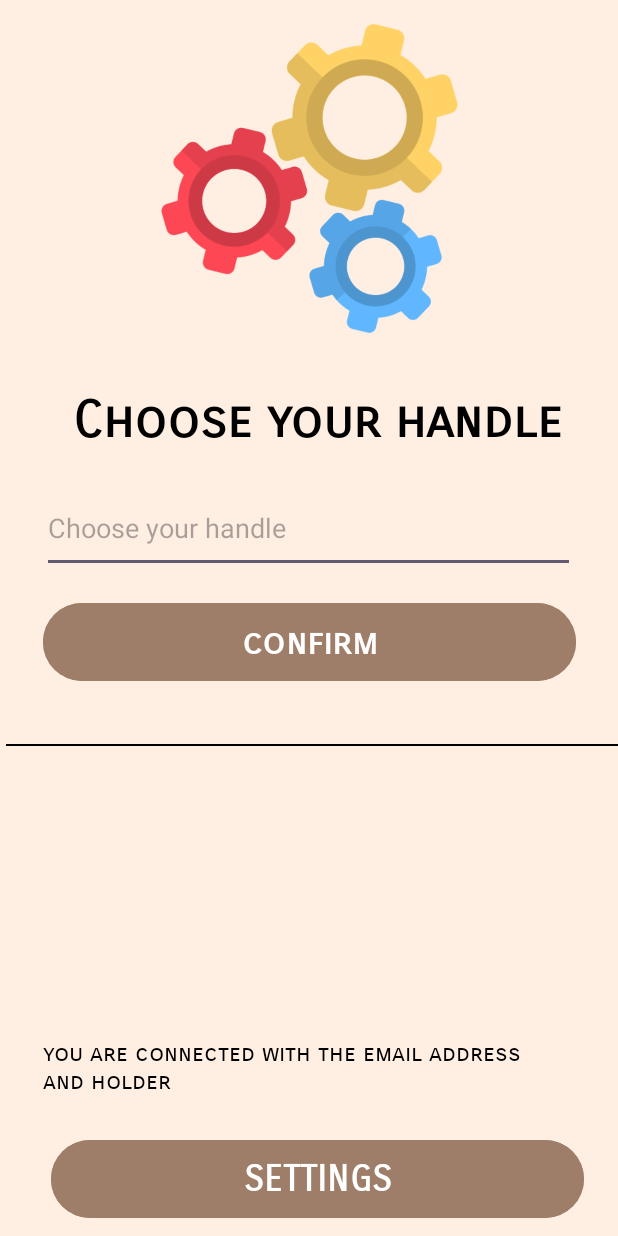
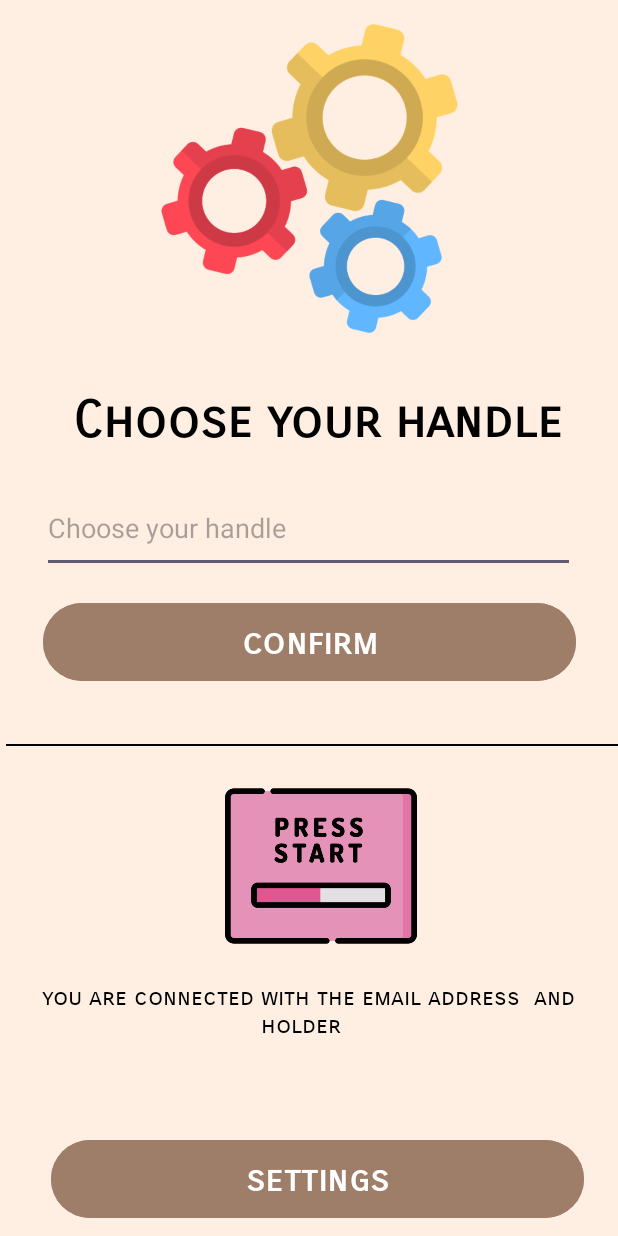
Before and after one commit to lynaKsr/quiz_app, an Android app: the AccueilActivity screen opened directly, with no data from a screen before it, on a phone screen of 412 x 824 dp. Run offline under Robolectric (Android 15) with nearby library versions, the phone set to English and light mode, and no system bars; our stand-ins replace Firebase (no records; nobody signed in at launch, a user with empty details on screens opened directly).

Commit message:
modif du layout accueilActivity

```diff
--- a/app/src/main/java/com/example/quiz_app/ui/AccueilActivity.java
+++ b/app/src/main/java/com/example/quiz_app/ui/AccueilActivity.java
@@ -3,8 +3,10 @@ package com.example.quiz_app.ui;
 import android.content.Intent;
 import android.content.SharedPreferences;
 import android.os.Bundle;
+import android.view.View;
 import android.widget.Button;
 import android.widget.EditText;
+import android.widget.ImageView;
 import android.widget.TextView;
 import android.widget.Toast;
 
@@ -22,6 +24,8 @@ public class AccueilActivity extends AppCompatActivity {
     TextView textView;
     EditText editTextPseudo;
     FirebaseUser user;
+    ImageView imageViewStart;
+
 
     @Override
     protected void onCreate(Bundle savedInstanceState) {
@@ -35,6 +39,8 @@ public class AccueilActivity extends AppCompatActivity {
         buttonConfirm = findViewById(R.id.buttonConfirmPseudo);
         textView = findViewById(R.id.user_details);
         editTextPseudo = findViewById(R.id.editTextPseudo);
+        imageViewStart = findViewById(R.id.imageViewStart);
+
         user = auth.getCurrentUser();
 
         // mettre à jour le pseudo à chaque fois que l'activité est créée
@@ -82,15 +88,20 @@ public class AccueilActivity extends AppCompatActivity {
                     editTextPseudo.setClickable(false);
                     editTextPseudo.setCursorVisible(false);
                     buttonConfirm.setEnabled(false); // Désactiver le bouton de confirmation
-
-                    // redirection de l'utilisateur vers l'activité de choix de catégorie afin de commencer le quiz
-                    Intent intent = new Intent(AccueilActivity.this, ChooseCategoryActivity.class);
-                    startActivity(intent);
                 } else {
                     Toast.makeText(AccueilActivity.this, "Please enter your holder ! ", Toast.LENGTH_SHORT).show();
                 }
             });
         }
+
+        imageViewStart.setOnClickListener(new View.OnClickListener() {
+            @Override
+            public void onClick(View v) {
+                // redirection de l'utilisateur vers l'activité de choix de catégorie afin de commencer le quiz
+                Intent intent = new Intent(AccueilActivity.this, ChooseCategoryActivity.class);
+                startActivity(intent);
+            }
+        });
     }
 
     private void updateDisplayPseudo() {
--- a/app/src/main/res/layout/activity_accueil.xml
+++ b/app/src/main/res/layout/activity_accueil.xml
@@ -69,17 +69,19 @@
 
     <TextView
         android:id="@+id/user_details"
-        android:layout_width="355dp"
-        android:layout_height="60dp"
+        android:layout_width="360dp"
+        android:layout_height="81dp"
         android:layout_marginStart="22dp"
         android:layout_marginEnd="22dp"
-        android:layout_marginBottom="4dp"
+        android:layout_marginBottom="20dp"
         android:fontFamily="sans-serif-smallcaps"
-        android:text="@string/connectedUser"
+        android:text="@string/connected_with_email"
+        android:textAlignment="center"
         android:textColor="#000000"
         android:textSize="16sp"
         app:layout_constraintBottom_toTopOf="@+id/logout"
         app:layout_constraintEnd_toEndOf="parent"
+        app:layout_constraintHorizontal_bias="0.428"
         app:layout_constraintStart_toStartOf="parent"
         tools:ignore="TextSizeCheck" />
 
@@ -110,4 +112,14 @@
         app:srcCompat="@drawable/process"
         tools:ignore="ImageContrastCheck" />
 
+    <ImageView
+        android:id="@+id/imageViewStart"
+        android:layout_width="300dp"
+        android:layout_height="128dp"
+        android:layout_marginTop="16dp"
+        android:layout_marginEnd="48dp"
+        app:layout_constraintEnd_toEndOf="parent"
+        app:layout_constraintTop_toBottomOf="@+id/devider"
+        app:srcCompat="@drawable/start__1_" />
+
 </androidx.constraintlayout.widget.ConstraintLayout>
--- a/app/src/main/res/layout/activity_setting.xml
+++ b/app/src/main/res/layout/activity_setting.xml
@@ -10,14 +10,15 @@
 
     <Switch
         android:id="@+id/switchLanguage"
-        android:layout_width="wrap_content"
-        android:layout_height="wrap_content"
+        android:layout_width="112dp"
+        android:layout_height="48dp"
         android:layout_marginTop="32dp"
         android:layout_marginEnd="36dp"
         android:checked="true"
         android:text="@string/english"
         app:layout_constraintEnd_toEndOf="parent"
-        app:layout_constraintTop_toTopOf="parent" />
+        app:layout_constraintTop_toTopOf="parent"
+        tools:ignore="UseSwitchCompatOrMaterialXml" />
 
     <Button
         android:id="@+id/buttonSave"
--- a/app/src/main/res/values/strings.xml
+++ b/app/src/main/res/values/strings.xml
@@ -67,7 +67,7 @@
     <string name="save">save changes\n</string>
     <string name="english">english</string>
     <string name="french">french</string>
-    <string name="settings">SETTINGS</string>
+    <string name="settings">settings</string>
     <string name="connected_with_email">"you are connected with the email address %1$s and holder %2$s "</string>
     <string name="modify_username">you can modify your username</string>
 </resources>
```
Also changed, not shown: app/src/main/res/drawable/start__1_.png (added), 1 other file.
